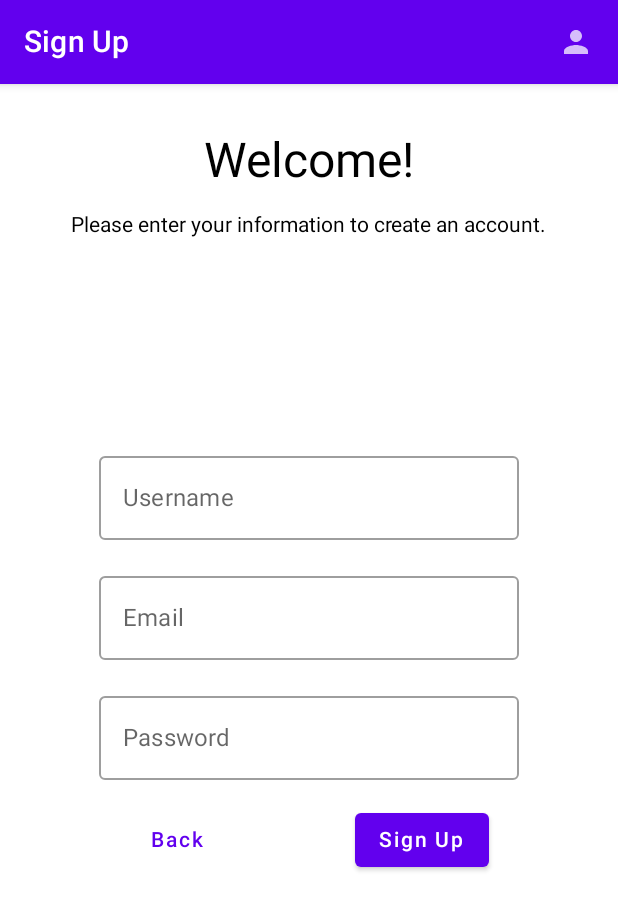
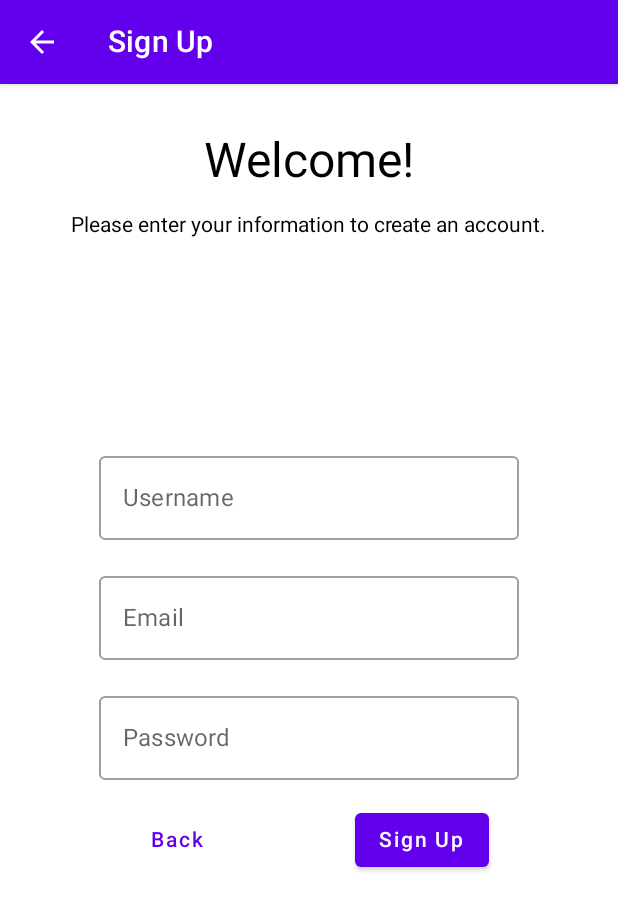
Before and after one commit to lorencerri/kotlin-knowledgebase-final, an Android app built with Jetpack Compose: the SignInScreen screen opened through its navigation route, after a tap on "Create Account", on a phone screen of 412 x 824 dp. Shown: the top 910 px of the screen. Run offline under Robolectric (Android 15) with nearby library versions, the phone set to English and light mode, and no system bars; our stand-ins replace Dagger/Hilt's generated code; libraries missing offline, so code that uses them is left out: io.github.jan.supabase; 4 statements that could not run were skipped.

```diff
--- a/app/src/main/java/com/cerri/knowledgebasefinal/screens/SignInScreen.kt
+++ b/app/src/main/java/com/cerri/knowledgebasefinal/screens/SignInScreen.kt
@@ -43,7 +43,14 @@ fun SignInScreen(
     val scaffoldState = rememberScaffoldState()
 
     Scaffold(
-        topBar = { Header("Sign In", navController) },
+        topBar = {
+            Header(
+                "Sign In",
+                navController,
+                displayAccountButton = false,
+                showBack = true
+            )
+        },
         scaffoldState = scaffoldState
     ) {
 
--- a/app/src/main/java/com/cerri/knowledgebasefinal/screens/SignUpScreen.kt
+++ b/app/src/main/java/com/cerri/knowledgebasefinal/screens/SignUpScreen.kt
@@ -48,7 +48,7 @@ fun SignUpScreen(
     val scaffoldState = rememberScaffoldState()
 
     Scaffold(
-        topBar = { Header("Sign Up", navController) },
+        topBar = { Header("Sign Up", navController, displayAccountButton = false, showBack = true) },
         scaffoldState = scaffoldState
     ) {
 
```
